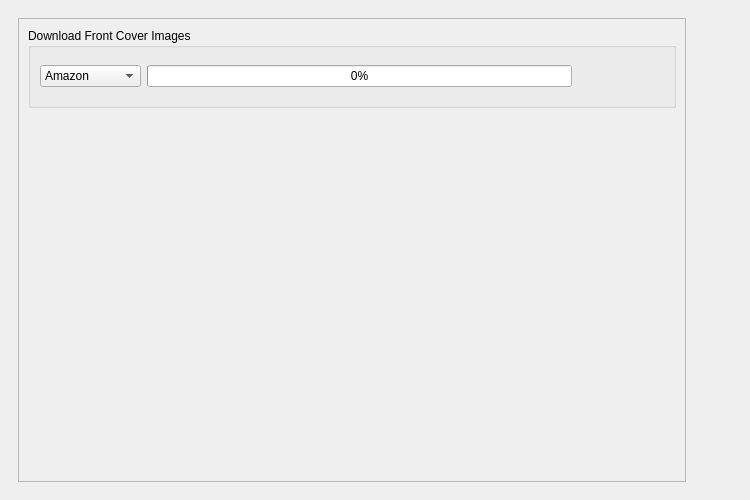
textbrowser/biblioteq, file UI/biblioteq_magic.ui: the form before one commit.
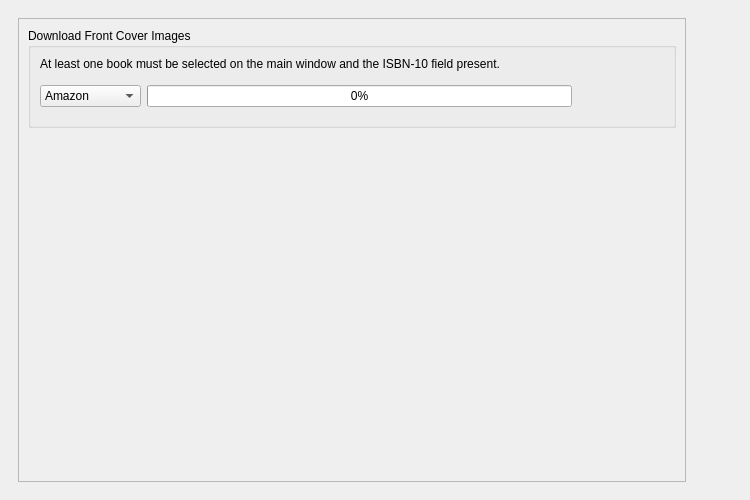
The form after the commit. Icons and pictures are not drawn.

What changed in the file:
```diff
--- a/UI/biblioteq_magic.ui
+++ b/UI/biblioteq_magic.ui
@@ -32,8 +32,8 @@
            <rect>
             <x>0</x>
             <y>0</y>
-            <width>646</width>
-            <height>450</height>
+            <width>670</width>
+            <height>472</height>
            </rect>
           </property>
           <layout class="QVBoxLayout" name="verticalLayout_2">
@@ -42,7 +42,19 @@
              <property name="title">
               <string>Download Front Cover Images</string>
              </property>
-             <layout class="QHBoxLayout" name="horizontalLayout_3">
+             <layout class="QVBoxLayout" name="verticalLayout_3">
+              <item>
+               <widget class="QLabel" name="label">
+                <property name="text">
+                 <string>At least one book must be selected on the main window and the ISBN-10 field present.</string>
+                </property>
+                <property name="wordWrap">
+                 <bool>true</bool>
+                </property>
+               </widget>
+              </item>
+              <item>
+               <layout class="QHBoxLayout" name="horizontalLayout_2">
               <item>
                <widget class="QComboBox" name="image_site">
                 <property name="sizeAdjustPolicy">
@@ -114,6 +126,8 @@
                </widget>
               </item>
              </layout>
+              </item>
+             </layout>
             </widget>
            </item>
            <item>
```
Left out of the diff: 1 changed line with no effect on the pictures. Lines whose indentation alone changed are shown as unchanged.
